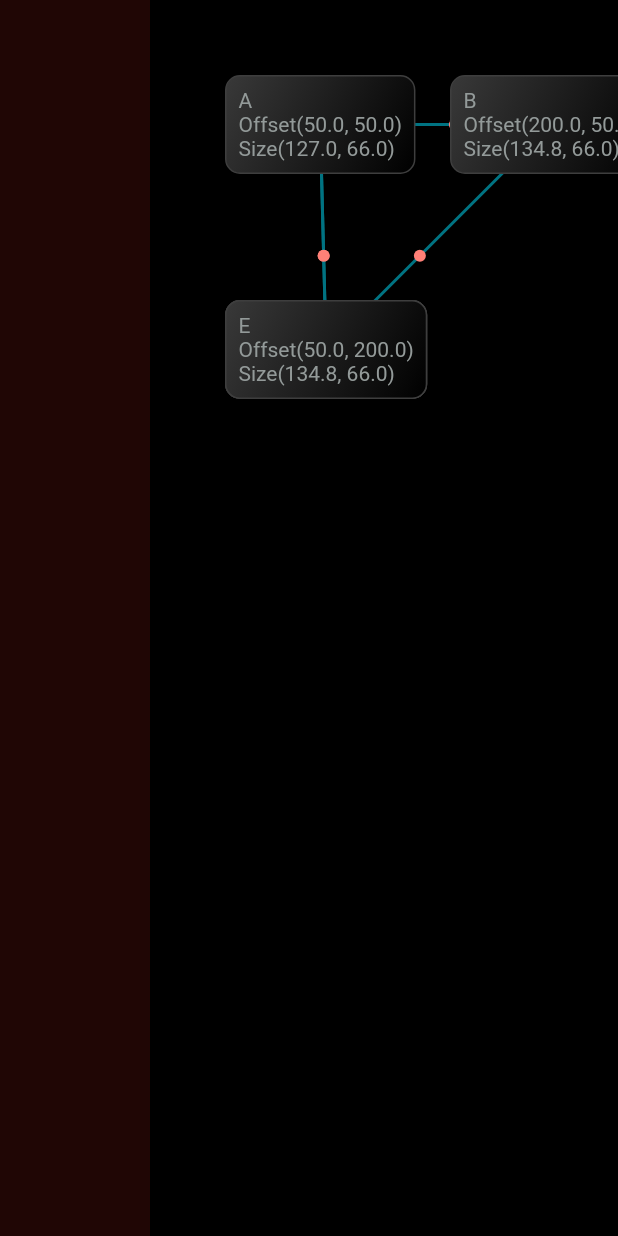
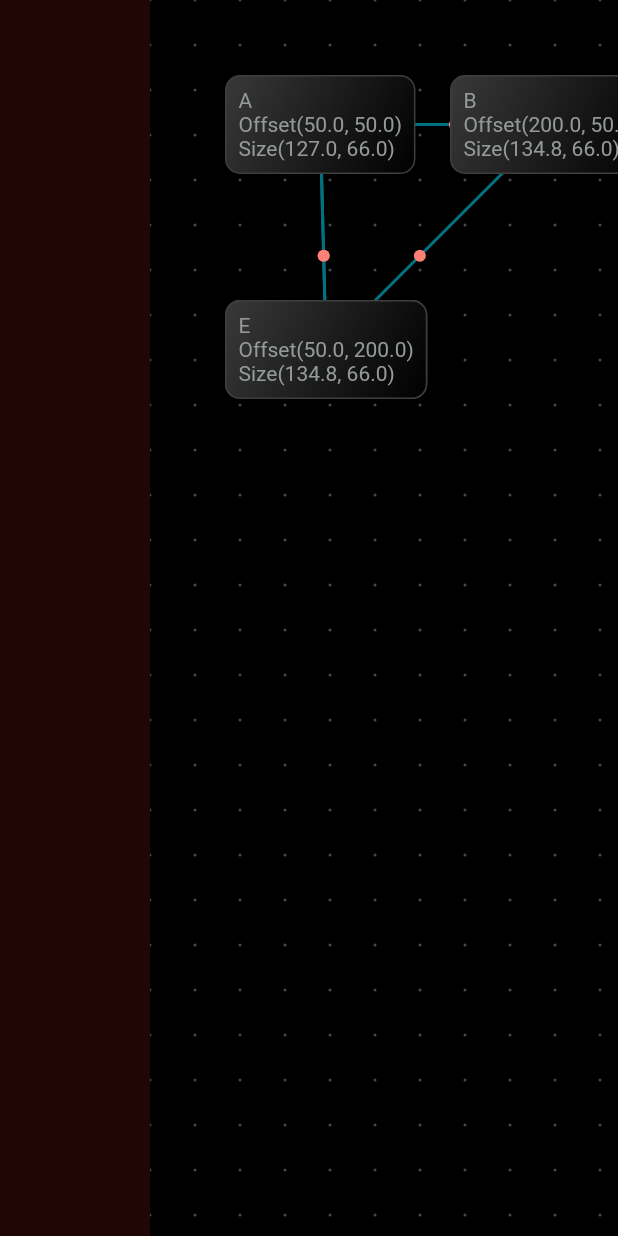
Before and after one commit to manuu10/flow_chart_editor, a Flutter app: the screen it shows after launch, on a phone screen of 412 x 824 dp. Run offline on Flutter 3.47's test engine with Material 2 defaults, Android fonts, the phone set to English and light mode, and no system bars; our stand-ins replace flutter_hooks.

Commit message:
feat: canvas background pattern

```diff
--- /dev/null
+++ b/lib/components/background_pattern_canvas.dart
@@ -0,0 +1,36 @@
+import 'package:flutter/material.dart';
+import 'package:flutter/src/widgets/framework.dart';
+import 'package:flutter/src/widgets/placeholder.dart';
+
+class BackgroundPatternCanvas extends StatelessWidget {
+  const BackgroundPatternCanvas({super.key});
+
+  @override
+  Widget build(BuildContext context) {
+    return CustomPaint(
+      painter: _DottedPatternPainter(),
+    );
+  }
+}
+
+class _DottedPatternPainter extends CustomPainter {
+  static const spacing = 30.0;
+
+  @override
+  void paint(Canvas canvas, Size size) {
+    final xDots = size.width / spacing;
+    final yDots = size.height / spacing;
+    final p = Paint()..color = Color.fromARGB(255, 72, 72, 72);
+
+    for (int x = 0; x < xDots; x++) {
+      for (int y = 0; y < yDots; y++) {
+        canvas.drawCircle(Offset(x * spacing, y * spacing), 1, p);
+      }
+    }
+  }
+
+  @override
+  bool shouldRepaint(covariant CustomPainter oldDelegate) {
+    return false;
+  }
+}
--- a/lib/components/flow_canvas.dart
+++ b/lib/components/flow_canvas.dart
@@ -1,5 +1,6 @@
 import 'dart:math';
 
+import 'package:flow_chart_editor/components/background_pattern_canvas.dart';
 import 'package:flow_chart_editor/components/flow_node/flow_node.dart';
 import 'package:flow_chart_editor/components/flow_node/flow_node_connection_canvas.dart';
 import 'package:flow_chart_editor/components/flow_node/flow_node_connection_data.dart';
@@ -33,6 +34,7 @@ class FlowCanvas extends HookWidget {
     return Stack(
       fit: StackFit.expand,
       children: [
+        BackgroundPatternCanvas(),
         FlowNodeConnectionCanvas(nodes.value, connections.value),
         ...nodes.value
             .map(
```
